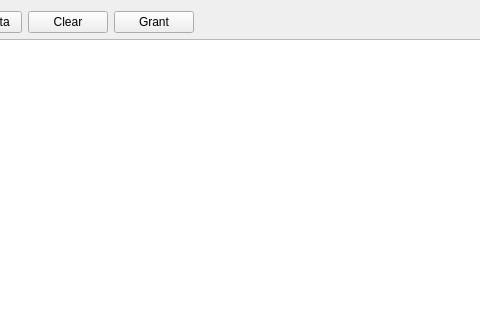
pgathogo/raven, file ravecluster/rave/clusterman/clustermanagerdlg.ui: the form before one commit; both pictures show x 413 to 893 and y 0 to 320 of the 1047 by 637 pixel window.
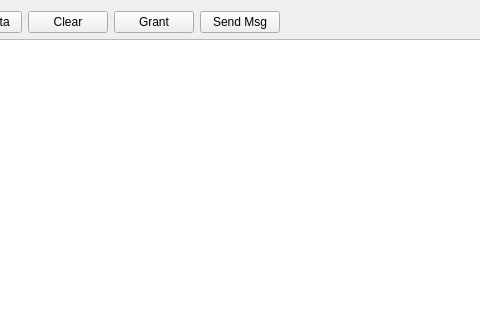
The form after the commit.

Commit message:
Audio: Add Volume Meter class
This patch adds the first version of Volume Meter class showing
the levels of playing audio.

What changed in the file:
```diff
--- a/ravecluster/rave/clusterman/clustermanagerdlg.ui
+++ b/ravecluster/rave/clusterman/clustermanagerdlg.ui
@@ -71,6 +71,13 @@
        </property>
       </widget>
      </item>
+     <item>
+      <widget class="QPushButton" name="btnSend">
+       <property name="text">
+        <string>Send Msg</string>
+       </property>
+      </widget>
+     </item>
      <item>
       <spacer name="horizontalSpacer_2">
        <property name="orientation">
```
The commit also changes 37 other files.
